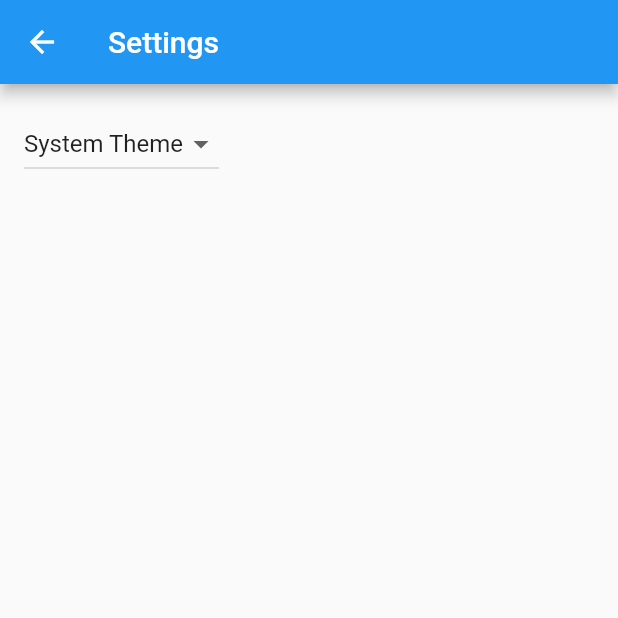
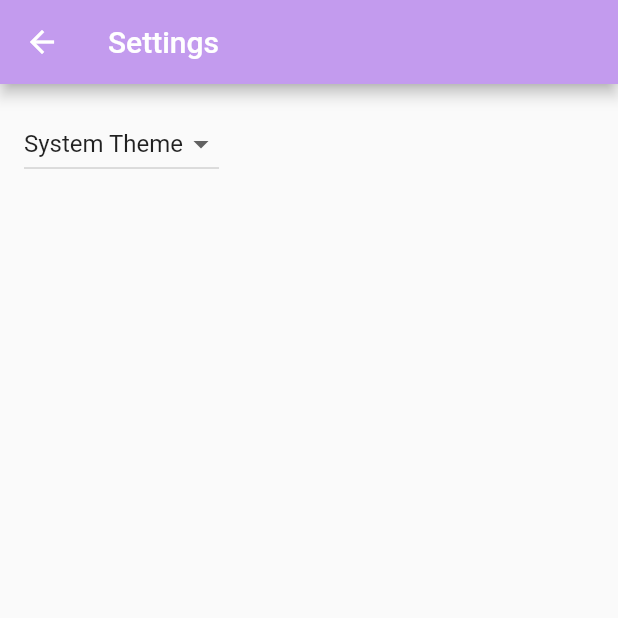
Before and after one commit to darricklaidin/SEPT-ND-Telemedicine-App, a Flutter app: the screen it shows after launch, after a tap on the "settings" icon, on a phone screen of 412 x 824 dp, the top half of it. Run offline on Flutter 3.47's test engine with Material 2 defaults, Android fonts, the phone set to English and light mode, and no system bars; generated files the repository leaves out were written again.

Commit message:
add theme palette config

```diff
--- a/frontend/lib/src/app.dart
+++ b/frontend/lib/src/app.dart
@@ -6,6 +6,7 @@ import 'modules/sample_feature/sample_item_details_view.dart';
 import 'modules/sample_feature/sample_item_list_view.dart';
 import 'modules/settings/settings_controller.dart';
 import 'modules/settings/settings_view.dart';
+import 'config/themes/light_palette.dart';
 
 /// The Widget that configures your application.
 class MyApp extends StatelessWidget {
@@ -56,7 +57,12 @@ class MyApp extends StatelessWidget {
           // Define a light and dark color theme. Then, read the user's
           // preferred ThemeMode (light, dark, or system default) from the
           // SettingsController to display the correct theme.
-          theme: ThemeData(),
+          theme: ThemeData(
+            colorScheme: ColorScheme.fromSwatch().copyWith(
+              primary: LightPalette.primary,
+              secondary: LightPalette.secondary,
+            ),
+          ),
           darkTheme: ThemeData.dark(),
           themeMode: settingsController.themeMode,
 
--- /dev/null
+++ b/frontend/lib/src/config/themes/light_palette.dart
@@ -0,0 +1,6 @@
+import 'package:flutter/material.dart';
+
+class LightPalette {
+  static const Color primary = Color(0xFFC39BEE);
+  static const Color secondary = Color(0xFFFDDA44);
+}
```
